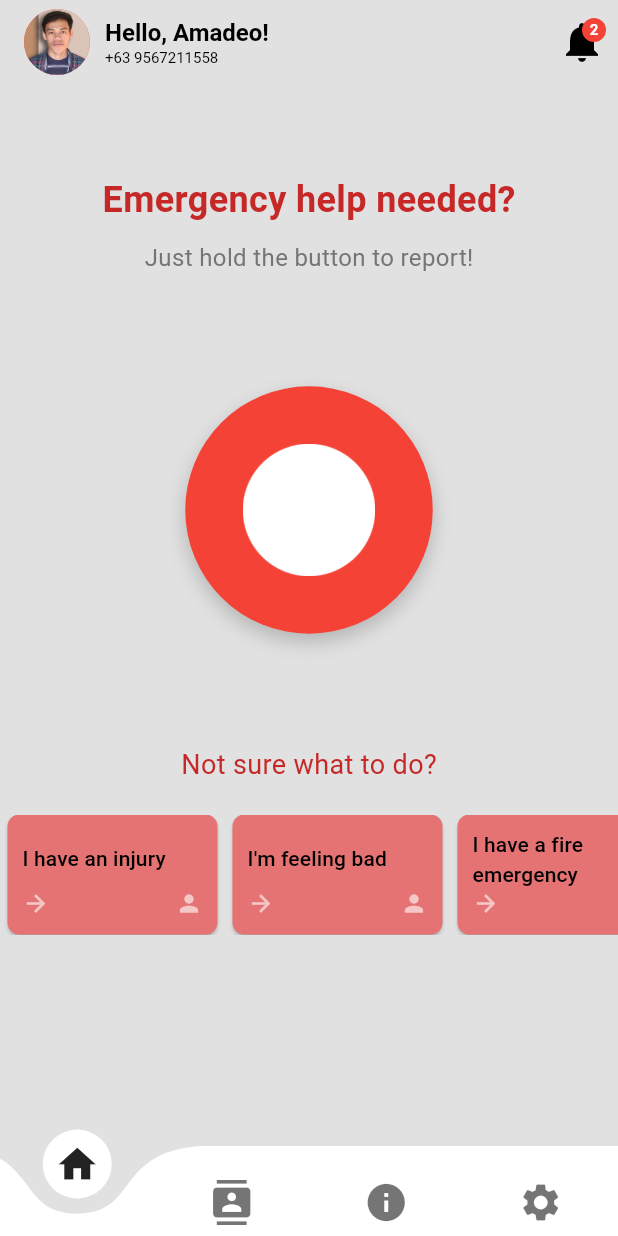
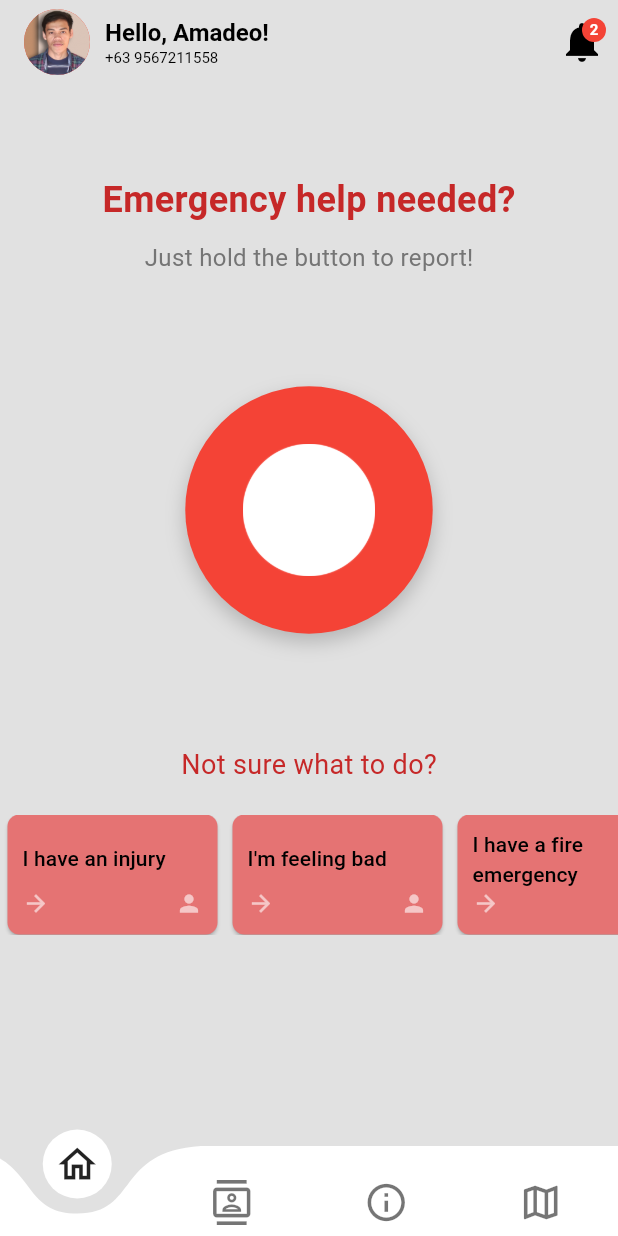
Before and after one commit to Jun-repo/EmCall-Mobile-App, a Flutter app: the screen it shows after launch, after a tap on "Skip", on a phone screen of 412 x 824 dp. Run offline on Flutter 3.47's test engine with Material 3 defaults, Android fonts, the light colour scheme and no system bars; drawn by our look-alikes of curved_navigation_bar, showcaseview; our stand-ins replace adaptive_theme, circular_countdown_timer, dio, flutter_local_notifications, flutter_map, flutter_slidable and 11 more; missing offline and left inert: google_mlkit_text_recognition; generated files the repository leaves out were written again.

Commit message:
new updated

```diff
--- a/lib/bottom_navigation/pages.dart
+++ b/lib/bottom_navigation/pages.dart
@@ -37,7 +37,7 @@ class PagesState extends State<Pages> {
         height: 60.0,
         items: <Widget>[
           Icon(
-            Icons.home,
+            Icons.home_outlined,
             size: 30,
             color: _currentIndex == 0
                 ? (theme.brightness == Brightness.light
@@ -48,7 +48,7 @@ class PagesState extends State<Pages> {
                     : Colors.white54),
           ),
           Icon(
-            Icons.contacts,
+            Icons.contacts_outlined,
             size: 30,
             color: _currentIndex == 1
                 ? (theme.brightness == Brightness.light
@@ -59,7 +59,7 @@ class PagesState extends State<Pages> {
                     : Colors.white54),
           ),
           Icon(
-            Icons.info,
+            Icons.info_outline,
             size: 30,
             color: _currentIndex == 2
                 ? (theme.brightness == Brightness.light
@@ -70,7 +70,7 @@ class PagesState extends State<Pages> {
                     : Colors.white54),
           ),
           Icon(
-            Icons.settings,
+            Icons.map_outlined,
             size: 30,
             color: _currentIndex == 3
                 ? (theme.brightness == Brightness.light
--- a/lib/services/map.dart
+++ b/lib/services/map.dart
@@ -3,6 +3,7 @@ import 'package:flutter/material.dart';
 import 'package:flutter_map/flutter_map.dart';
 import 'package:latlong2/latlong.dart';
 import 'package:location/location.dart';
+import 'package:material_floating_search_bar_2/material_floating_search_bar_2.dart';
 import 'package:sliding_up_panel/sliding_up_panel.dart';
 
 class MapPage extends StatefulWidget {
@@ -156,6 +157,7 @@ class MapPageState extends State<MapPage> with SingleTickerProviderStateMixin {
                             ]
                           : [],
                     ),
+                    buildFloatingSearchBar(context),
                   ],
                 ),
           Positioned(
@@ -165,6 +167,7 @@ class MapPageState extends State<MapPage> with SingleTickerProviderStateMixin {
               children: [
                 FloatingActionButton(
                   backgroundColor: Colors.transparent,
+                  elevation: 12,
                   shape: CircleBorder(
                     side: BorderSide(
                       color: Colors.redAccent.withOpacity(0.5),
@@ -183,7 +186,14 @@ class MapPageState extends State<MapPage> with SingleTickerProviderStateMixin {
                 ),
                 const SizedBox(height: 10),
                 FloatingActionButton(
-                  backgroundColor: Colors.white,
+                  backgroundColor: Colors.transparent,
+                  elevation: 12,
+                  shape: CircleBorder(
+                    side: BorderSide(
+                      color: Colors.redAccent.withOpacity(0.5),
+                      width: 1,
+                    ),
+                  ),
                   onPressed: () {
                     if (initialPosition != null) {
                       _mapController.move(initialPosition!, 16);
@@ -191,7 +201,7 @@ class MapPageState extends State<MapPage> with SingleTickerProviderStateMixin {
                   },
                   child: const Icon(
                     Icons.my_location,
-                    color: Colors.blue,
+                    color: Colors.redAccent,
                   ),
                 ),
               ],
@@ -201,9 +211,12 @@ class MapPageState extends State<MapPage> with SingleTickerProviderStateMixin {
             controller: _panelController,
             minHeight: 0,
             maxHeight: 200,
-            borderRadius: const BorderRadius.vertical(top: Radius.circular(20)),
+            borderRadius: const BorderRadius.vertical(top: Radius.circular(16)),
             panel: _buildMapStyleSelector(),
-            panelSnapping: false,
+            color: Theme.of(context).brightness == Brightness.light
+                ? Colors.white
+                : Colors.black,
+            panelSnapping: true,
             isDraggable: true,
             onPanelSlide: (position) {
               setState(() {
@@ -216,6 +229,27 @@ class MapPageState extends State<MapPage> with SingleTickerProviderStateMixin {
     );
   }
 
+  // Add this method to get the appropriate image path for each style
+  String _getStyleImage(String styleKey) {
+    switch (styleKey) {
+      case 'Streets':
+        return 'assets/images/mapstyle/Mapbox-streets.png';
+      case 'Outdoors':
+        return 'assets/images/mapstyle/Mapbox-outdoors.png';
+      case 'Light':
+        return 'assets/images/mapstyle/Mapbox-Light.png';
+      case 'Dark':
+        return 'assets/images/mapstyle/Mapbox-dark.png';
+      case 'Satellite':
+        return 'assets/images/mapstyle/Mapbox-Satellite.png';
+      case 'Satellite Streets':
+        return 'assets/images/mapstyle/Mapbox-Satellite.png';
+      default:
+        return 'assets/images/mapstyle/Mapbox-streets.png'; // fallback image
+    }
+  }
+
+// In your build method, update the SingleChildScrollView content
   Widget _buildMapStyleSelector() {
     return Padding(
       padding: const EdgeInsets.all(10),
@@ -239,16 +273,22 @@ class MapPageState extends State<MapPage> with SingleTickerProviderStateMixin {
                   },
                   child: Container(
                     margin: const EdgeInsets.symmetric(horizontal: 8),
-                    width: 60,
-                    height: 60,
+                    width: 100,
+                    height: 100,
                     decoration: BoxDecoration(
-                      color: _getStyleColor(style.key),
                       borderRadius: BorderRadius.circular(8),
                       border: Border.all(
                         color: selectedStyle == style.value
-                            ? Colors.blue
+                            ? Colors.redAccent
                             : Colors.transparent,
                         width: 2,
+                      ),
+                    ),
+                    child: ClipRRect(
+                      borderRadius: BorderRadius.circular(8),
+                      child: Image.asset(
+                        _getStyleImage(style.key),
+                        fit: BoxFit.cover,
                       ),
                     ),
                   ),
@@ -260,23 +300,66 @@ class MapPageState extends State<MapPage> with SingleTickerProviderStateMixin {
       ),
     );
   }
+}
 
-  Color _getStyleColor(String styleKey) {
-    switch (styleKey) {
-      case 'Streets':
-        return Colors.orange;
-      case 'Outdoors':
-        return Colors.green;
-      case 'Light':
-        return Colors.grey;
-      case 'Dark':
-        return Colors.black;
-      case 'Satellite':
-        return Colors.brown;
-      case 'Satellite Streets':
-        return Colors.purple;
-      default:
-        return Colors.blue;
-    }
-  }
+Widget buildFloatingSearchBar(BuildContext context) {
+  final isPortrait = MediaQuery.of(context).orientation == Orientation.portrait;
+
+  return FloatingSearchBar(
+    hint: 'Search...',
+    scrollPadding: const EdgeInsets.only(top: 16, bottom: 56),
+    transitionDuration: const Duration(milliseconds: 800),
+    transitionCurve: Curves.easeInOut,
+    physics: const BouncingScrollPhysics(),
+    axisAlignment: isPortrait ? 0.0 : -1.0,
+    openAxisAlignment: 0.0,
+    width: isPortrait ? 600 : 500,
+    debounceDelay: const Duration(milliseconds: 500),
+    onQueryChanged: (query) {
+      // Call your model, bloc, or controller here to filter search results.
+    },
+    transition: CircularFloatingSearchBarTransition(),
+    actions: [
+      FloatingSearchBarAction(
+        showIfOpened: false,
+        child: CircularButton(
+          icon: const Icon(Icons.place),
+          onPressed: () {
+            // Action when the place icon is pressed.
+          },
+        ),
+      ),
+      FloatingSearchBarAction.searchToClear(
+        showIfClosed: false,
+      ),
+    ],
+    builder: (context, transition) {
+      return ClipRRect(
+        borderRadius: BorderRadius.circular(8),
+        child: Material(
+          color: Colors.white,
+          elevation: 4.0,
+          child: Column(
+            mainAxisSize: MainAxisSize.min,
+            children: [
+              ListTile(
+                leading: const Icon(Icons.search),
+                title: const Text('Example Result 1'),
+                onTap: () {
+                  // Action when this result is selected.
+                },
+              ),
+              ListTile(
+                leading: const Icon(Icons.search),
+                title: const Text('Example Result 2'),
+                onTap: () {
+                  // Action when this result is selected.
+                },
+              ),
+            ],
+          ),
+        ),
+      );
+    },
+  );
 }
--- a/pubspec.yaml
+++ b/pubspec.yaml
@@ -46,6 +46,7 @@ dependencies:
   latlong2: ^0.9.1
   sliding_up_panel: ^2.0.0+1
   location: ^7.0.1
+  material_floating_search_bar_2: ^0.5.0
 
 
 dev_dependencies:
@@ -70,6 +71,7 @@ flutter:
     - assets/icon/
     - assets/images/
     - assets/images/chat/
+    - assets/images/mapstyle/
 flutter_native_splash:
   # This package generates native code to customize Flutter's default white native splash screen
   # with background color and splash image.
```
Also changed, not shown: pubspec.lock.
